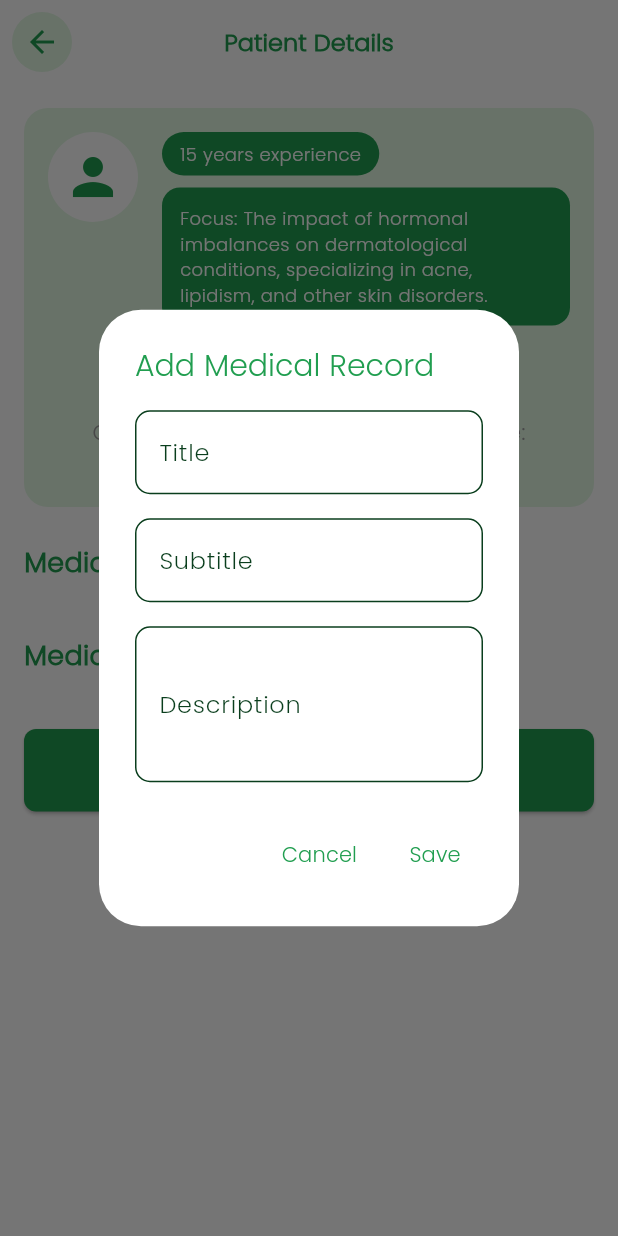
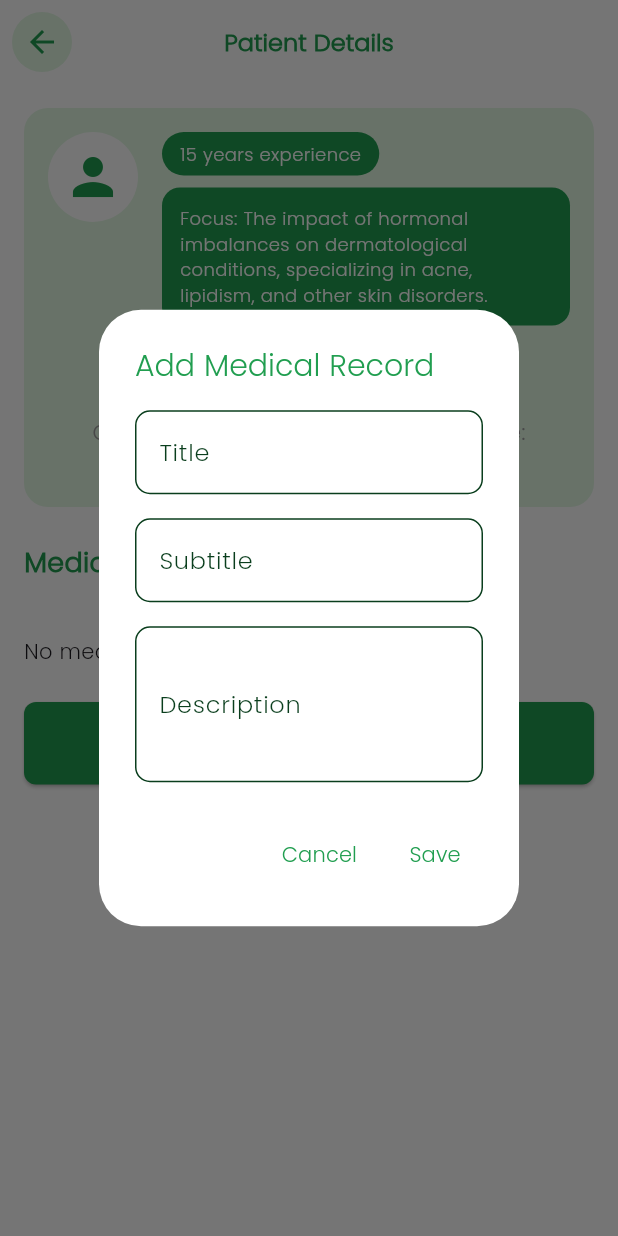
Before and after one commit to zeus0204/doctorApp, a Flutter app: the PatientDetails screen opened directly with empty values, after a tap on "Add Record", on a phone screen of 412 x 824 dp. Run offline on Flutter 3.47's test engine with Material 3 defaults, Android fonts, the phone set to English and light mode, and no system bars; our stand-ins replace cloud_firestore, firebase_auth, firebase_core, flutter_carousel_widget, google_fonts, image_picker and 2 more; missing offline and left inert: barcode_scan2; accounts and stored records are empty; project files that could hold a hidden picture were left out.

Commit message:
update medical records again

```diff
--- a/lib/Pages/Patient/patient_details.dart
+++ b/lib/Pages/Patient/patient_details.dart
@@ -17,11 +17,28 @@ class PatientDetails extends StatefulWidget {
 class _PatientDetailsState extends State<PatientDetails> {
   Map<String, dynamic> patientData = {};
   String? errorMessage;
+  List<Map<String, dynamic>> _records = [];
 
   @override
   void initState() {
     super.initState();
     _decodeQRData();
+  }
+
+  Future<List<Map<String, dynamic>>> _fetchRecords(String? email) async {
+    List<Map<String, dynamic>> records = [];
+    try {
+      QuerySnapshot querySnapshot = await FirebaseFirestore.instance
+          .collection('records')
+          .where('patientEmail', isEqualTo: email)
+          .get();
+
+      records =
+          querySnapshot.docs.map((doc) => doc.data() as Map<String, dynamic>).toList();
+    } catch (e) {
+      // Handle error
+    }
+    return records;
   }
 
   void _showError(String message) {
@@ -70,7 +87,7 @@ class _PatientDetailsState extends State<PatientDetails> {
             String key = entry.substring(0, index).trim();
             String value = entry.substring(index + 2).trim();
 
-            if ((key == 'medicalHistory' || key == 'records') &&
+            if ((key == 'medicalHistory') &&
                 value.startsWith('[') &&
                 value.endsWith(']')) {
               // Parse list using RegExp to split by '}, {'
@@ -263,9 +280,22 @@ class _PatientDetailsState extends State<PatientDetails> {
                 (patientData['medicalHistory'] as List<Map<String, dynamic>>?) ?? [],
               ),
               const SizedBox(height: 24),
-              _buildMedicalRecordSection(
-                'Medical Records',
-                (patientData['records'] as List<Map<String, dynamic>>?) ?? [],
+              FutureBuilder<List<Map<String, dynamic>>>(
+                future: _fetchRecords(patientData['email']),
+                builder: (context, snapshot) {
+                  if (snapshot.connectionState == ConnectionState.waiting) {
+                    return const Center(child: CircularProgressIndicator());
+                  } else if (snapshot.hasError) {
+                    return Text('Error: ${snapshot.error}');
+                  } else if (!snapshot.hasData || snapshot.data!.isEmpty) {
+                    return const Text('No medical records found.');
+                  }
+
+                  return _buildMedicalRecordSection(
+                    'Medical Records',
+                    snapshot.data!,
+                  );
+                },
               ),
               const SizedBox(height: 24),
               SizedBox(
@@ -426,7 +456,6 @@ class _PatientDetailsState extends State<PatientDetails> {
         'description': description,
         'time': Timestamp.now(),
       });
-      Navigator.pop(context); // Close the dialog on success
       _showError('Record saved successfully.');
     } catch (e) {
       print('Error adding document: $e');
@@ -550,6 +579,13 @@ class _PatientDetailsState extends State<PatientDetails> {
           itemCount: items.length,
           itemBuilder: (context, index) {
             final item = items[index];
+            // Safely handling the Timestamp conversion
+            String formattedDate = 'N/A';
+            if (item['time'] is Timestamp) {
+              final timestamp = item['time'] as Timestamp;
+              DateTime date = timestamp.toDate();
+              formattedDate = DateFormat('dd/MM/yyyy').format(date);
+            }
             return Card(
               margin: const EdgeInsets.only(bottom: 8),
               shape: RoundedRectangleBorder(
@@ -574,7 +610,7 @@ class _PatientDetailsState extends State<PatientDetails> {
                           Text(item['subtitle'] ?? 'N/A'),
                           Text(item['description'] ?? 'N/A'),
                           Text(snapshot.data ?? 'Unknown Doctor'), // Display doctor name
-                          Text(item['time'] ?? 'N/A'),
+                          Text(formattedDate),
                         ],
                       );
                     }
```
